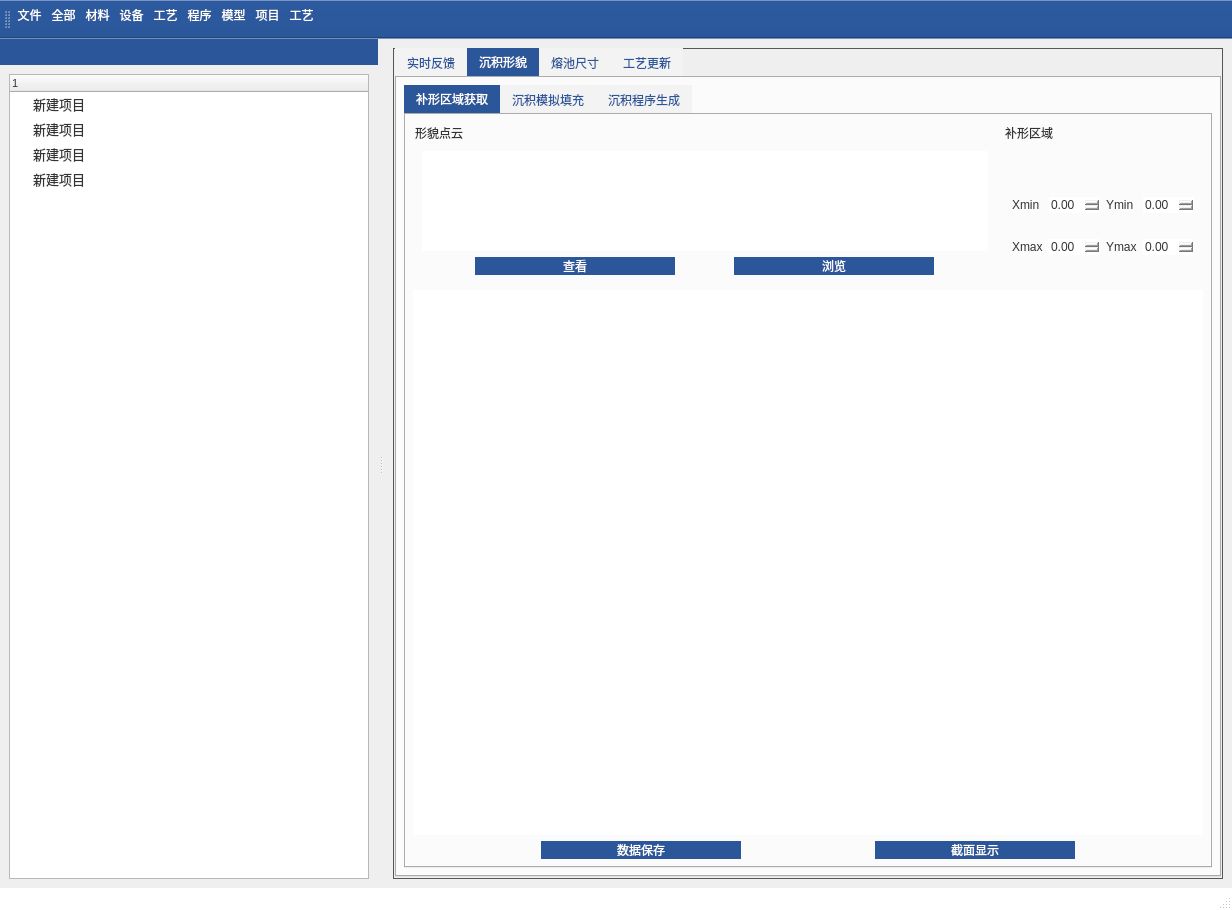
This is new_thu/UI/main_viewer.ui in mihudaner/THU as Qt 5 draws it before an edit. The edited form follows.
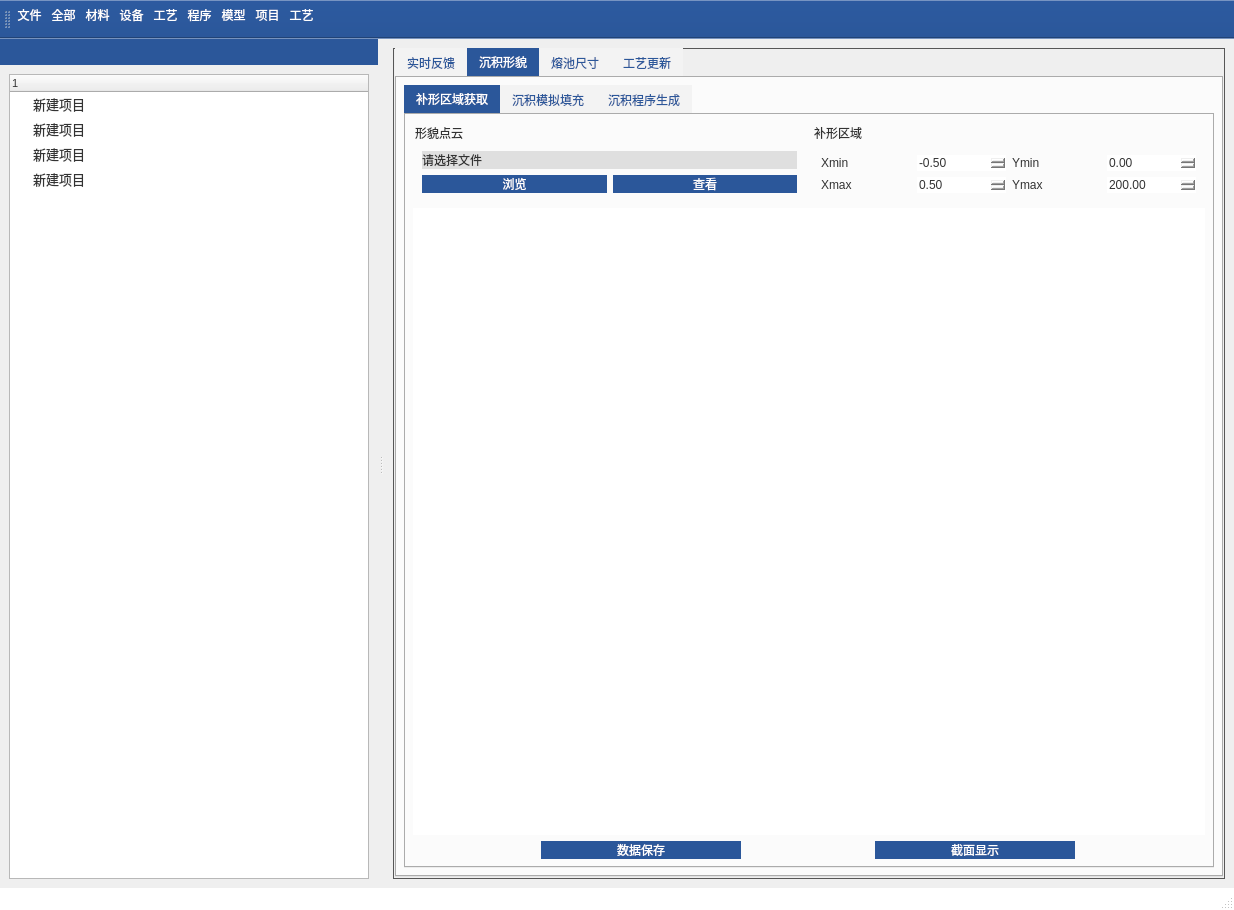
This is the edited form. The open tabs and pages were chosen to show the change. Icons and pictures are not drawn.

What changed in the file:
```diff
--- a/new_thu/UI/main_viewer.ui
+++ b/new_thu/UI/main_viewer.ui
@@ -6,7 +6,7 @@
    <rect>
     <x>0</x>
     <y>0</y>
-    <width>1232</width>
+    <width>1234</width>
     <height>910</height>
    </rect>
   </property>
@@ -640,32 +640,19 @@
                      </widget>
                     </item>
                     <item>
-                     <widget class="QTextBrowser" name="textBrowser">
-                      <property name="maximumSize">
-                       <size>
-                        <width>16777215</width>
-                        <height>100</height>
-                       </size>
+                     <widget class="QLabel" name="cpltAreaAcqFLabel">
+                      <property name="styleSheet">
+                       <string notr="true">background-color: rgb(223, 223, 223);</string>
+                      </property>
+                      <property name="text">
+                       <string>请选择文件</string>
                       </property>
                      </widget>
                     </item>
                     <item>
                      <layout class="QHBoxLayout" name="horizontalLayout_16">
                       <item>
-                       <widget class="QPushButton" name="pushButton_3">
-                        <property name="maximumSize">
-                         <size>
-                          <width>200</width>
-                          <height>100</height>
-                         </size>
-                        </property>
-                        <property name="text">
-                         <string>查看</string>
-                        </property>
-                       </widget>
-                      </item>
-                      <item>
-                       <widget class="QPushButton" name="pushButton_4">
+                       <widget class="QPushButton" name="cpltAreaAcqCFBtn">
                         <property name="sizePolicy">
                          <sizepolicy hsizetype="Ignored" vsizetype="Fixed">
                           <horstretch>0</horstretch>
@@ -686,6 +673,19 @@
                         </property>
                        </widget>
                       </item>
+                      <item>
+                       <widget class="QPushButton" name="cpltAreaAcqVFBtn">
+                        <property name="maximumSize">
+                         <size>
+                          <width>200</width>
+                          <height>100</height>
+                         </size>
+                        </property>
+                        <property name="text">
+                         <string>查看</string>
+                        </property>
+                       </widget>
+                      </item>
                      </layout>
                     </item>
                    </layout>
@@ -713,7 +713,17 @@
                        </widget>
                       </item>
                       <item>
-                       <widget class="QDoubleSpinBox" name="doubleSpinBox"/>
+                       <widget class="QDoubleSpinBox" name="xminDSBox">
+                        <property name="minimum">
+                         <double>-99.000000000000000</double>
+                        </property>
+                        <property name="singleStep">
+                         <double>0.100000000000000</double>
+                        </property>
+                        <property name="value">
+                         <double>-0.500000000000000</double>
+                        </property>
+                       </widget>
                       </item>
                      </layout>
                     </item>
@@ -727,7 +737,17 @@
                        </widget>
                       </item>
                       <item>
-                       <widget class="QDoubleSpinBox" name="doubleSpinBox_6"/>
+                       <widget class="QDoubleSpinBox" name="ymaxDSBox">
+                        <property name="minimum">
+                         <double>-1000.000000000000000</double>
+                        </property>
+                        <property name="maximum">
+                         <double>1000.000000000000000</double>
+                        </property>
+                        <property name="value">
+                         <double>200.000000000000000</double>
+                        </property>
+                       </widget>
                       </item>
                      </layout>
                     </item>
@@ -741,7 +761,17 @@
                        </widget>
                       </item>
                       <item>
-                       <widget class="QDoubleSpinBox" name="doubleSpinBox_7"/>
+                       <widget class="QDoubleSpinBox" name="xmaxDSBox">
+                        <property name="minimum">
+                         <double>-99.000000000000000</double>
+                        </property>
+                        <property name="singleStep">
+                         <double>0.100000000000000</double>
+                        </property>
+                        <property name="value">
+                         <double>0.500000000000000</double>
+                        </property>
+                       </widget>
                       </item>
                      </layout>
                     </item>
@@ -755,7 +785,20 @@
                        </widget>
                       </item>
                       <item>
-                       <widget class="QDoubleSpinBox" name="doubleSpinBox_5"/>
+                       <widget class="QDoubleSpinBox" name="yminDSBox_">
+                        <property name="minimum">
+                         <double>-1000.000000000000000</double>
+                        </property>
+                        <property name="maximum">
+                         <double>1000.000000000000000</double>
+                        </property>
+                        <property name="singleStep">
+                         <double>1.000000000000000</double>
+                        </property>
+                        <property name="value">
+                         <double>0.000000000000000</double>
+                        </property>
+                       </widget>
                       </item>
                      </layout>
                     </item>
```
Left out of the diff: 12 changed lines with no effect on the pictures.
